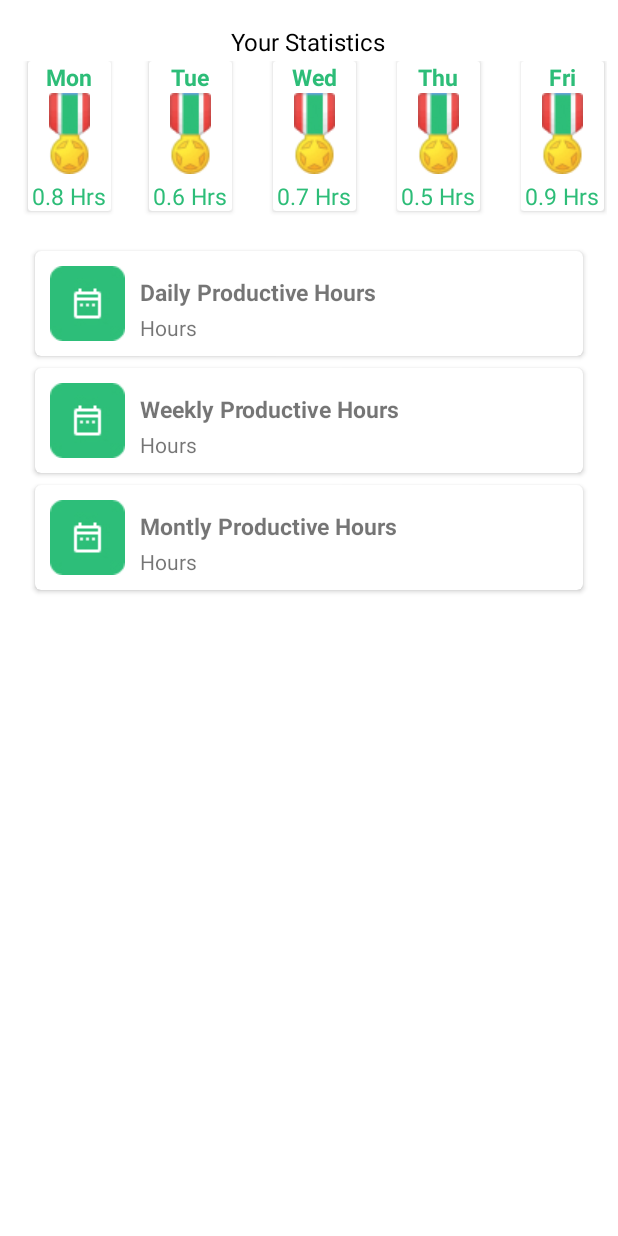
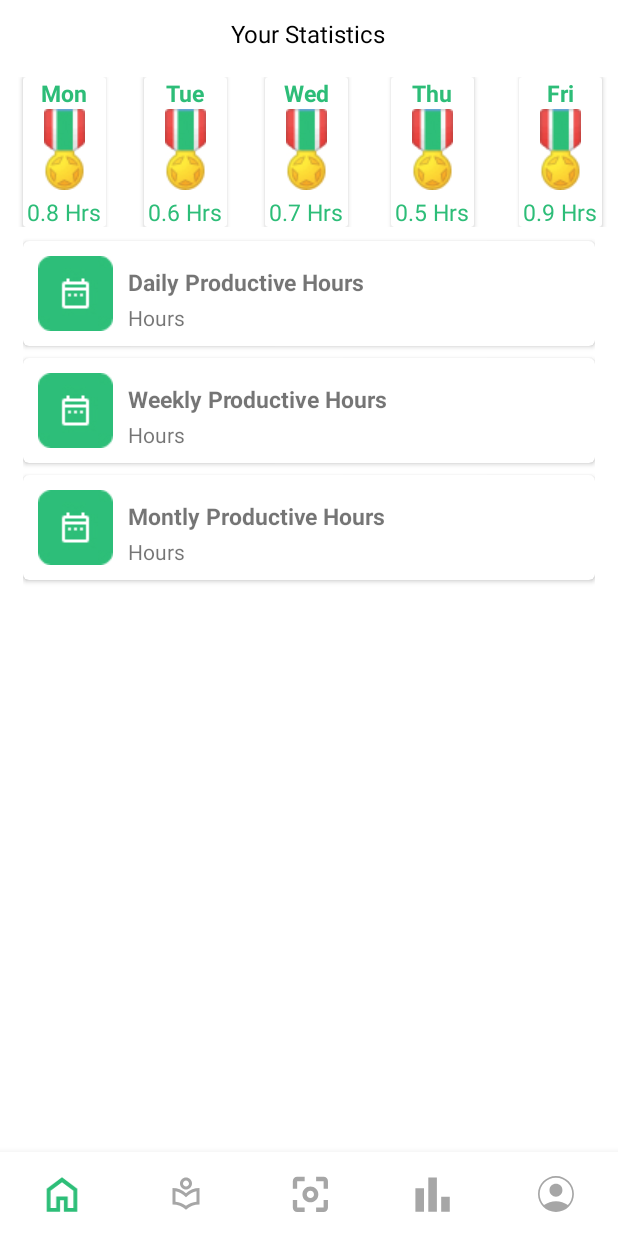
Before and after one commit to gaudhiwaa/productivitypilot-letsgo, an Android app: the StatisticActivity screen opened directly, with no data from a screen before it, on a phone screen of 412 x 824 dp. Run offline under Robolectric (Android 15) with nearby library versions, the phone set to English and light mode, and no system bars.

Commit message:
static design revision

```diff
--- a/Android/app/src/main/java/com/bangkit/productivitypilot/StatisticActivity.kt
+++ b/Android/app/src/main/java/com/bangkit/productivitypilot/StatisticActivity.kt
@@ -35,43 +35,45 @@ class StatisticActivity : AppCompatActivity() {
         val hourThu = findViewById<TextView>(R.id.hour_thu)
         val hourFri = findViewById<TextView>(R.id.hour_fri)
 
+
+
         hourMon.text = statisticData.hourMon
         hourTue.text = statisticData.hourTue
         hourWed.text = statisticData.hourWed
         hourThu.text = statisticData.hourThu
         hourFri.text = statisticData.hourFri
 
-//        bottomNavigationView = findViewById(R.id.bottomNavigationView)
-//        bottomNavigationView.setOnNavigationItemSelectedListener { item ->
-//            when (item.itemId) {
-//                R.id.menu_home -> {
-//                    // Handle home item selection
-//                    true
-//                }
-//                R.id.menu_search -> {
-//                    // Handle search item selection
-//                    true
-//                }
-//                R.id.menu_profile -> {
-//                    // Handle profile item selection
-//                    val intent = Intent(this, ProfileActivity::class.java)
-//                    startActivity(intent)
-//                    true
-//                }
-//                R.id.menu_studycamera -> {
-//                    // Handle study camera item selection
-//                    true
-//
-//                }
-//                R.id.menu_statistics -> {
-//                    // Handle statistics item selection
-//                    val intent = Intent(this, StatisticActivity::class.java)
-//                    startActivity(intent)
-//                    true
-//                }
-//                else -> false
-//            }
-//        }
+        bottomNavigationView = findViewById(R.id.bottomNavigationView)
+        bottomNavigationView.setOnNavigationItemSelectedListener { item ->
+            when (item.itemId) {
+                R.id.menu_home -> {
+                   // Handle home item selection
+                    true
+                }
+                R.id.menu_search -> {
+                    // Handle search item selection
+                    true
+                }
+                R.id.menu_profile -> {
+                    // Handle profile item selection
+                    val intent = Intent(this, ProfileActivity::class.java)
+                    startActivity(intent)
+                    true
+               }
+               R.id.menu_studycamera -> {
+                    // Handle study camera item selection
+                    true
+
+                }
+                R.id.menu_statistics -> {
+                    //Handle statistics item selection
+                    val intent = Intent(this, StatisticActivity::class.java)
+                    startActivity(intent)
+                    true
+                }
+                else -> false
+            }
+        }
     }
 
 
--- a/Android/app/src/main/res/layout/activity_statistic.xml
+++ b/Android/app/src/main/res/layout/activity_statistic.xml
@@ -13,34 +13,37 @@
         android:layout_width="107dp"
         android:layout_height="25dp"
         android:layout_marginStart="152dp"
-        android:layout_marginTop="15dp"
+        android:layout_marginTop="10dp"
+        android:layout_marginBottom="5dp"
         android:gravity="center"
         android:text="Your Statistics"
         android:textAlignment="center"
         android:textColor="@color/black"
         android:textSize="16sp"
+        app:layout_constraintBottom_toTopOf="@+id/gridLayout2"
         app:layout_constraintStart_toStartOf="parent"
         app:layout_constraintTop_toTopOf="parent" />
 
+
     <GridLayout
         android:id="@+id/gridLayout2"
-        android:layout_width="416dp"
-        android:layout_height="117dp"
-        android:layout_marginHorizontal="15dp"
+        android:layout_width="match_parent"
+        android:layout_height="wrap_content"
 
 
+        android:layout_marginTop="16dp"
+
         android:columnCount="5"
-        android:paddingHorizontal="10dp"
         android:rowCount="1"
         app:layout_constraintEnd_toEndOf="parent"
+        app:layout_constraintHorizontal_bias="0.0"
         app:layout_constraintStart_toStartOf="parent"
         app:layout_constraintTop_toBottomOf="@+id/tv_statistic">
 
         <androidx.cardview.widget.CardView
             android:layout_width="55dp"
             android:layout_height="100dp"
-            android:layout_marginStart="10dp"
-            android:layout_marginEnd="25dp">
+            android:layout_marginStart="15dp">
 
             <LinearLayout
                 android:layout_width="match_parent"
@@ -84,7 +87,8 @@
         <androidx.cardview.widget.CardView
             android:layout_width="55dp"
             android:layout_height="100dp"
-            android:layout_marginEnd="20dp">
+            android:layout_marginStart="25dp"
+            android:layout_marginEnd="25dp">
 
             <LinearLayout
                 android:layout_width="match_parent"
@@ -126,8 +130,7 @@
         <androidx.cardview.widget.CardView
             android:layout_width="55dp"
             android:layout_height="100dp"
-            android:layout_marginStart="7dp"
-            android:layout_marginEnd="17dp">
+            android:layout_marginEnd="25dp">
 
             <LinearLayout
                 android:layout_width="match_parent"
@@ -169,8 +172,8 @@
         <androidx.cardview.widget.CardView
             android:layout_width="55dp"
             android:layout_height="100dp"
-            android:layout_marginStart="10dp"
-            android:layout_marginEnd="17dp">
+            android:layout_marginStart="3dp"
+            android:layout_marginEnd="20dp">
 
             <LinearLayout
                 android:layout_width="match_parent"
@@ -254,13 +257,12 @@
 
     </GridLayout>
 
-
     <GridLayout
-        android:layout_width="match_parent"
-        android:layout_height="536dp"
+        android:layout_width="381dp"
+        android:layout_height="514dp"
         android:layout_marginStart="15dp"
+        android:layout_marginTop="5dp"
         android:layout_marginEnd="15dp"
-        android:layout_marginTop="5dp"
 
         android:columnCount="1"
         android:rowCount="4"
@@ -272,9 +274,7 @@
             android:layout_width="match_parent"
             android:layout_height="70dp"
             android:layout_gravity="center"
-            android:layout_marginStart="8dp"
             android:layout_marginTop="4dp"
-            android:layout_marginEnd="8dp"
             android:layout_marginBottom="4dp"
             app:cardBackgroundColor="#FFFFFF"
             app:cardCornerRadius="4dp">
@@ -290,10 +290,10 @@
                     android:layout_marginStart="10dp"
 
                     android:layout_weight="1"
+                    android:src="@drawable/kalender"
                     app:layout_constraintBottom_toBottomOf="parent"
                     app:layout_constraintStart_toStartOf="parent"
-                    app:layout_constraintTop_toTopOf="parent"
-                    android:src="@drawable/kalender" />
+                    app:layout_constraintTop_toTopOf="parent" />
 
                 <TextView
                     android:id="@+id/tv_hour"
@@ -325,9 +325,7 @@
             android:layout_width="match_parent"
             android:layout_height="70dp"
             android:layout_gravity="center"
-            android:layout_marginStart="8dp"
             android:layout_marginTop="4dp"
-            android:layout_marginEnd="8dp"
             android:layout_marginBottom="4dp"
             app:cardBackgroundColor="#FFFFFF"
             app:cardCornerRadius="4dp">
@@ -343,10 +341,10 @@
                     android:layout_marginStart="10dp"
 
                     android:layout_weight="1"
+                    android:src="@drawable/kalender"
                     app:layout_constraintBottom_toBottomOf="parent"
                     app:layout_constraintStart_toStartOf="parent"
-                    app:layout_constraintTop_toTopOf="parent"
-                    android:src="@drawable/kalender" />
+                    app:layout_constraintTop_toTopOf="parent" />
 
                 <TextView
                     android:id="@+id/tv_hour_w"
@@ -378,9 +376,7 @@
             android:layout_width="match_parent"
             android:layout_height="70dp"
             android:layout_gravity="center"
-            android:layout_marginStart="8dp"
             android:layout_marginTop="4dp"
-            android:layout_marginEnd="8dp"
             android:layout_marginBottom="4dp"
             app:cardBackgroundColor="#FFFFFF"
             app:cardCornerRadius="4dp">
@@ -396,10 +392,10 @@
                     android:layout_marginStart="10dp"
 
                     android:layout_weight="1"
+                    android:src="@drawable/kalender"
                     app:layout_constraintBottom_toBottomOf="parent"
                     app:layout_constraintStart_toStartOf="parent"
-                    app:layout_constraintTop_toTopOf="parent"
-                    android:src="@drawable/kalender" />
+                    app:layout_constraintTop_toTopOf="parent" />
 
                 <TextView
                     android:id="@+id/tv_hour_m"
@@ -427,20 +423,22 @@
             </androidx.constraintlayout.widget.ConstraintLayout>
         </androidx.cardview.widget.CardView>
 
-<!--        <com.google.android.material.bottomnavigation.BottomNavigationView-->
-<!--            android:id="@+id/bottomNavigationView"-->
-<!--            android:layout_width="match_parent"-->
-<!--            android:layout_height="wrap_content"-->
-<!--            android:layout_alignParentBottom="true"-->
-<!--            app:menu="@menu/bottom_nav_menu"-->
-<!--            app:itemTextColor="@color/purple_200"-->
-<!--            app:labelVisibilityMode="unlabeled"-->
-<!--            app:itemIconTint="@drawable/selector_bottom_nav_icon"-->
-<!--            />-->
+
 
     </GridLayout>
 
-
+    <com.google.android.material.bottomnavigation.BottomNavigationView
+        android:id="@+id/bottomNavigationView"
+        android:layout_width="match_parent"
+        android:layout_height="wrap_content"
+        android:layout_alignParentBottom="true"
+        app:itemIconTint="@drawable/selector_bottom_nav_icon"
+        app:itemTextColor="@color/purple_200"
+        app:labelVisibilityMode="unlabeled"
+        app:layout_constraintBottom_toBottomOf="parent"
+        app:layout_constraintEnd_toEndOf="parent"
+        app:layout_constraintStart_toStartOf="parent"
+        app:menu="@menu/bottom_nav_menu" />
 
 
 </androidx.constraintlayout.widget.ConstraintLayout>
```
